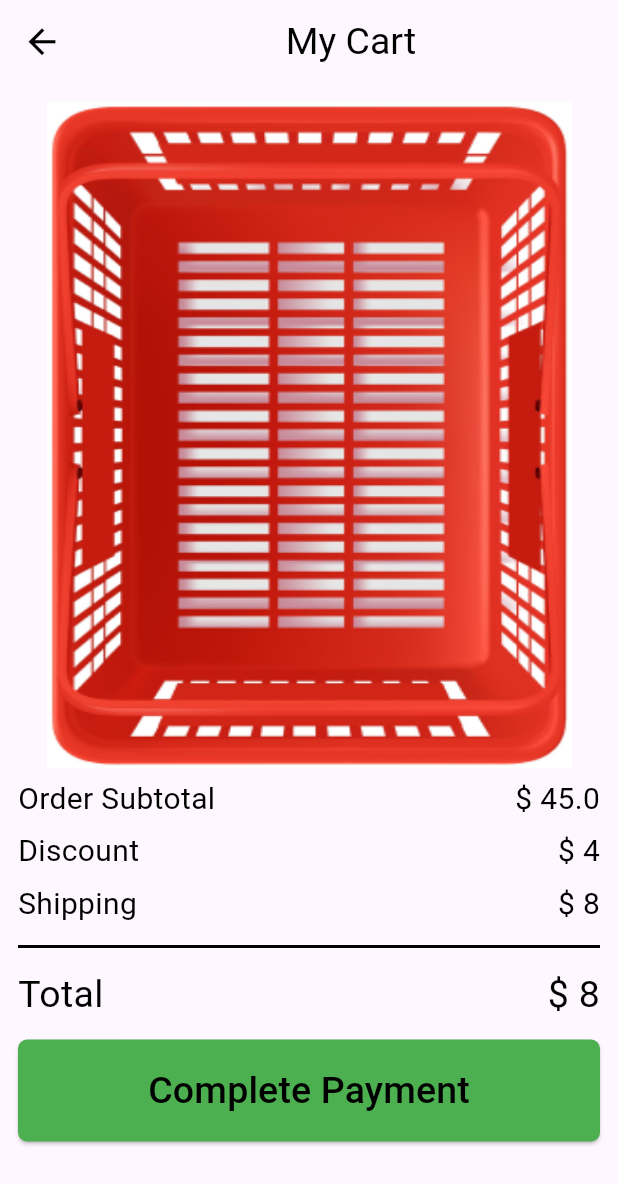
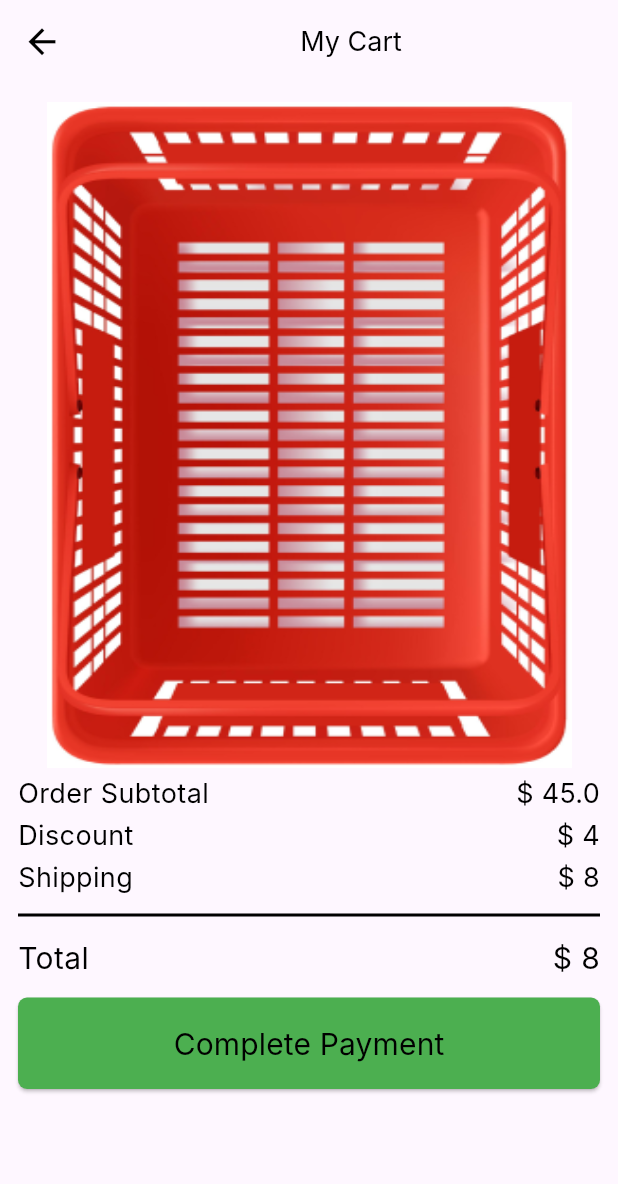
Before and after one commit to ayaosama14/check_out_featcher, a Flutter app: the MyCartView screen opened directly, on a phone screen of 412 x 824 dp. Shown: the top 1184 px of the screen. Run offline on Flutter 3.47's test engine with Material 3 defaults, Android fonts, the phone set to English and light mode, and no system bars; our stand-ins replace carousel_slider; Roboto replaces fonts that are missing (Inter).

Commit message:
add text style by abstract class insted of just varible

```diff
--- a/lib/check_out_featcher/presentation/helper_methods.dart/custom_app_bar.dart
+++ b/lib/check_out_featcher/presentation/helper_methods.dart/custom_app_bar.dart
@@ -1,4 +1,4 @@
-import 'package:check_out/shared/constant.dart';
+import 'package:check_out/core/utilis/style.dart';
 import 'package:flutter/material.dart';
 
 customAppBar(String title, onPressed) {
@@ -11,6 +11,6 @@ customAppBar(String title, onPressed) {
           size: 27,
         ),
         onPressed: onPressed),
-    title: Center(child: Text(title, style: boldTextStyle)),
+    title: Center(child: Text(title, style: Style.textStyle18)),
   );
 }
--- a/lib/check_out_featcher/presentation/views/my_app.dart
+++ b/lib/check_out_featcher/presentation/views/my_app.dart
@@ -1,4 +1,3 @@
-import 'package:check_out/check_out_featcher/presentation/views/my_cart_view.dart';
 import 'package:check_out/check_out_featcher/presentation/views/payment_details.dart';
 import 'package:flutter/material.dart';
 
--- a/lib/check_out_featcher/presentation/views/my_cart_view.dart
+++ b/lib/check_out_featcher/presentation/views/my_cart_view.dart
@@ -1,9 +1,10 @@
 import 'package:check_out/check_out_featcher/presentation/helper_methods.dart/custom_app_bar.dart';
 import 'package:check_out/check_out_featcher/presentation/helper_methods.dart/custom_text_row.dart';
 import 'package:check_out/check_out_featcher/presentation/widgets/custom_elevated_button.dart';
-import 'package:check_out/shared/constant.dart';
+import 'package:check_out/core/utilis/constant.dart';
+import 'package:check_out/core/utilis/style.dart';
+
 import 'package:flutter/material.dart';
-import 'package:flutter/widgets.dart';
 
 class MyCartView extends StatelessWidget {
   const MyCartView({super.key});
@@ -31,18 +32,18 @@ class MyCartView extends StatelessWidget {
               ),
             ),
             hSizeBox,
-            customTextRow('Order Subtotal', thinTextStyle, '45.0'),
+            customTextRow('Order Subtotal', Style.textStyle18, '45.0'),
             hSizeBox,
-            customTextRow('Discount', thinTextStyle, '4'),
+            customTextRow('Discount', Style.textStyle18, '4'),
             hSizeBox,
-            customTextRow('Shipping', thinTextStyle, '8'),
+            customTextRow('Shipping', Style.textStyle18, '8'),
             hSizeBox,
             const Divider(
               color: Colors.black,
               thickness: 2.0,
             ),
             hSizeBox,
-            customTextRow('Total', boldTextStyle, '8'),
+            customTextRow('Total', Style.textStyle20, '8'),
             hSizeBox,
             hSizeBox,
             Row(children: [
--- a/lib/check_out_featcher/presentation/views/payment_details.dart
+++ b/lib/check_out_featcher/presentation/views/payment_details.dart
@@ -1,7 +1,8 @@
 import 'package:check_out/check_out_featcher/presentation/helper_methods.dart/custom_app_bar.dart';
 import 'package:check_out/check_out_featcher/presentation/helper_methods.dart/custom_image_container.dart';
 import 'package:check_out/check_out_featcher/presentation/widgets/custom_courser_slider.dart';
-import 'package:check_out/shared/constant.dart';
+import 'package:check_out/core/utilis/constant.dart';
+import 'package:check_out/core/utilis/style.dart';
 
 import 'package:flutter/material.dart';
 
@@ -30,12 +31,12 @@ class PaymentDetails extends StatelessWidget {
             const CustomCarouselSlide(),
             hSizeBox,
             hSizeBox,
-            Row(
+            const Row(
               mainAxisAlignment: MainAxisAlignment.start,
               children: [
                 Text(
                   'Cart Number',
-                  style: thinTextStyle,
+                  style: Style.textStyle18,
                 ),
               ],
             ),
--- a/lib/check_out_featcher/presentation/widgets/custom_elevated_button.dart
+++ b/lib/check_out_featcher/presentation/widgets/custom_elevated_button.dart
@@ -1,4 +1,5 @@
-import 'package:check_out/shared/constant.dart';
+import 'package:check_out/core/utilis/style.dart';
+
 import 'package:flutter/material.dart';
 import 'package:flutter/widgets.dart';
 
@@ -22,7 +23,7 @@ class CustomElevateButton extends StatelessWidget {
       ),
       child: Text(
         textOfButton!,
-        style: boldTextStyle,
+        style: Style.textStyle20,
       ),
     );
   }
--- a/lib/shared/constant.dart
+++ b/lib/core/utilis/constant.dart
@@ -6,5 +6,3 @@ SizedBox hSizeBox = const SizedBox(
 SizedBox wSizeBox = const SizedBox(
   width: 6,
 );
-var thinTextStyle = const TextStyle(fontSize: 20, color: Colors.black);
-var boldTextStyle = const TextStyle(fontSize: 25, color: Colors.black);
--- /dev/null
+++ b/lib/core/utilis/style.dart
@@ -0,0 +1,28 @@
+import 'package:flutter/material.dart';
+
+abstract class Style {
+  static const TextStyle textStyle20 = TextStyle(
+      fontSize: 20,
+      fontFamily: 'Inter',
+      fontWeight: FontWeight.w400,
+      color: Colors.black);
+  static const TextStyle textStyle25 = TextStyle(
+      fontSize: 25,
+      fontFamily: 'Inter',
+      fontWeight: FontWeight.w600,
+      color: Colors.black);
+  static const TextStyle textStyle18 = TextStyle(
+    color: Colors.black,
+    fontSize: 18,
+    fontFamily: 'Inter',
+    fontWeight: FontWeight.w400,
+    height: 0,
+  );
+   static const TextStyle textStyle18bold = TextStyle(
+    color: Colors.black,
+    fontSize: 18,
+    fontFamily: 'Inter',
+    fontWeight: FontWeight.w600,
+    height: 0,
+  );
+}
```
